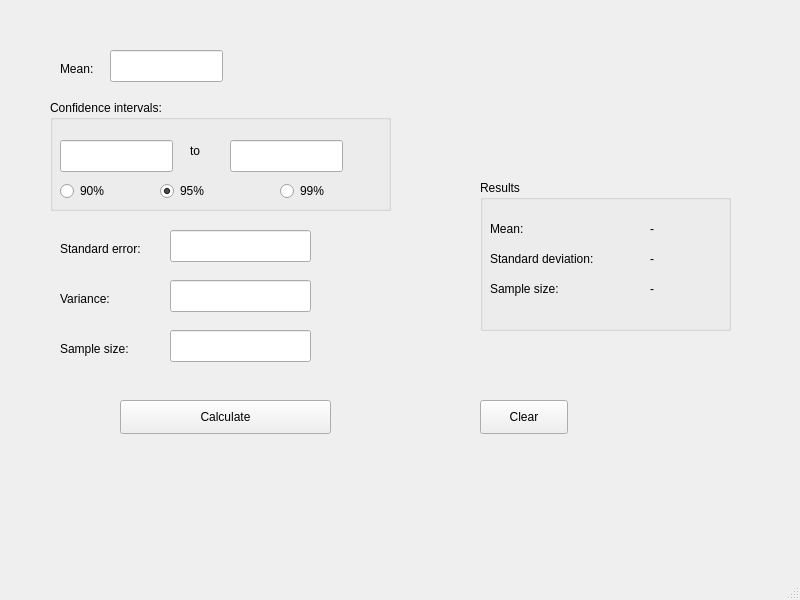
Before: the Qt Designer form mainwindow.ui in iainxingham/SDCalc, drawn with Qt 5.
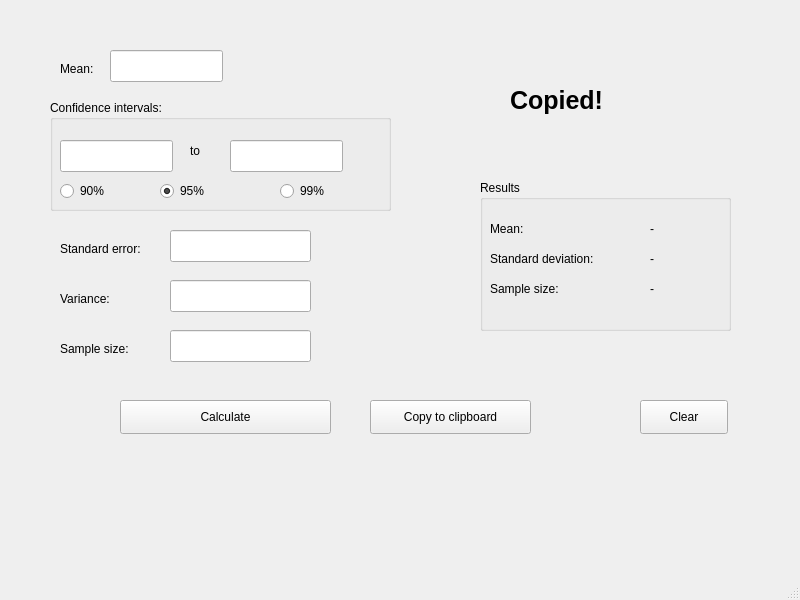
After: the same form once the commit is applied.

Commit message: Add copy to clipboard function

What changed in the file:
```diff
--- a/mainwindow.ui
+++ b/mainwindow.ui
@@ -314,7 +314,7 @@
    <widget class="QPushButton" name="clear_but">
     <property name="geometry">
      <rect>
-      <x>480</x>
+      <x>640</x>
       <y>400</y>
       <width>88</width>
       <height>34</height>
@@ -324,6 +324,38 @@
      <string>Clear</string>
     </property>
    </widget>
+   <widget class="QPushButton" name="copy_but">
+    <property name="geometry">
+     <rect>
+      <x>370</x>
+      <y>400</y>
+      <width>161</width>
+      <height>34</height>
+     </rect>
+    </property>
+    <property name="text">
+     <string>Copy to clipboard</string>
+    </property>
+   </widget>
+   <widget class="QLabel" name="copy_lab">
+    <property name="geometry">
+     <rect>
+      <x>510</x>
+      <y>80</y>
+      <width>121</width>
+      <height>41</height>
+     </rect>
+    </property>
+    <property name="font">
+     <font>
+      <pointsize>19</pointsize>
+      <bold>true</bold>
+     </font>
+    </property>
+    <property name="text">
+     <string>Copied!</string>
+    </property>
+   </widget>
   </widget>
   <widget class="QMenuBar" name="menubar">
    <property name="geometry">
```
Left out of the diff: 2 changed lines with no effect on the pictures. The commit also changes 2 other files.
